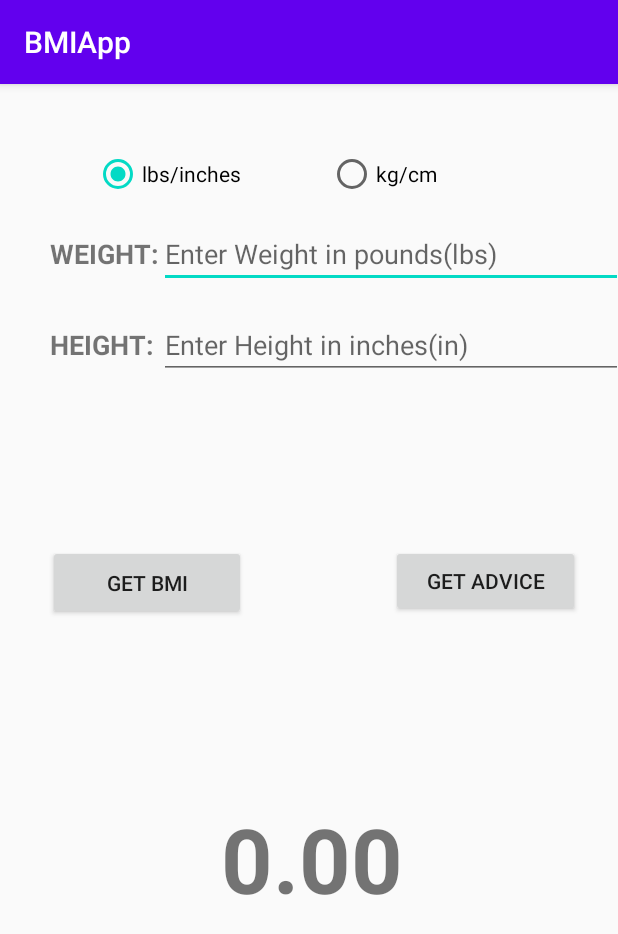
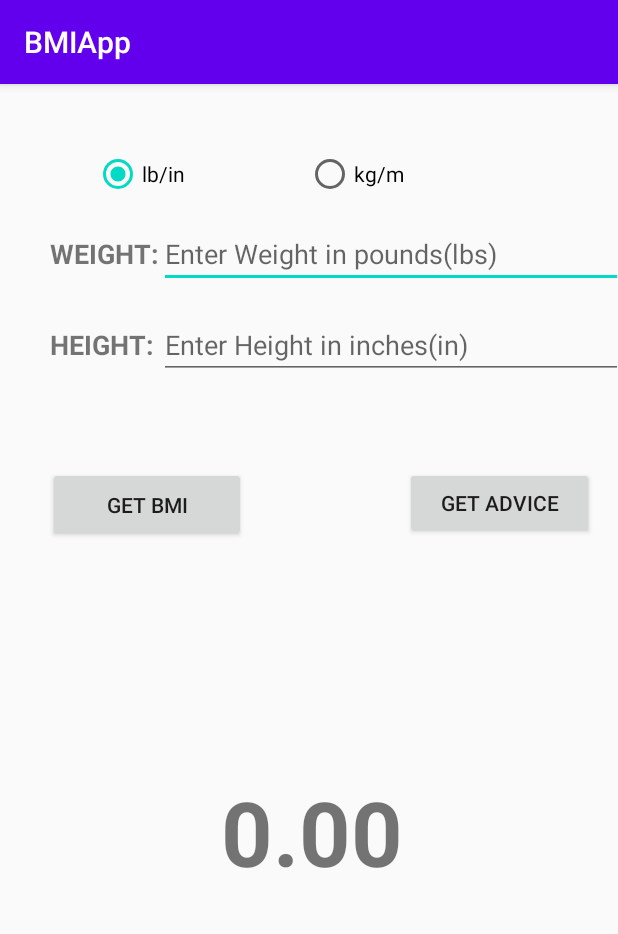
Before and after one commit to RizThe1andOnly/Program5, an Android app: the screen it shows after launch (BMIActivity), on a phone screen of 412 x 824 dp. Shown: the top 934 px of the screen. Run offline under Robolectric (Android 15) with nearby library versions, the phone set to English and light mode, and no system bars.

Commit message:
final commit?

```diff
--- a/app/src/main/java/com/example/bmiapp/BMI.java
+++ b/app/src/main/java/com/example/bmiapp/BMI.java
@@ -32,7 +32,7 @@ public class BMI {
      * Constructor for class which will create a BMI object by taking user weight and height as arguments.
      * This method will only store the value in fields, to get BMI values or advice the
      * @param weight weight of the user either in pounds or kilograms
-     * @param height height of the user either in inches or centimeters
+     * @param height height of the user either in inches or meters
      * @param isMetric are the given units in metric units or not (english units)
      *
      * @author Rizwan Chowdhury
@@ -56,10 +56,6 @@ public class BMI {
         double adjustedHeight=this.userHeight;
         if(!this.isMetric){
             adjustedWeight = adjustedWeight * WEIGHT_ADJUSTMENT_FOR_POUNDS;
-        }
-        if(this.isMetric){
-            //cm to m
-            adjustedHeight=adjustedHeight/100;
         }
 
         double bmiVal = adjustedWeight/(adjustedHeight*adjustedHeight);
--- a/app/src/main/java/com/example/bmiapp/BMIActivity.java
+++ b/app/src/main/java/com/example/bmiapp/BMIActivity.java
@@ -132,10 +132,6 @@ public class BMIActivity extends AppCompatActivity {
         this.userBMIData = new BMI(this.userWeight,this.userHeight,this.isMetric);
         double userBmi = this.userBMIData.getBMI();
         CharSequence userBmiCharSeq = String.format(TWO_DECIMAL_PLACES_FORMATTER,userBmi);
-            if(this.isMetric){
-                Toast.makeText(bmiAppContext,"",Toast.LENGTH_SHORT).show();
-
-            }
         this.bmiOutput.setText(userBmiCharSeq);
         this.bmiButtonPressed = true;
     }
--- a/app/src/main/res/layout/activity_advicescreen.xml
+++ b/app/src/main/res/layout/activity_advicescreen.xml
@@ -16,7 +16,7 @@
             android:layout_height="wrap_content" android:id="@+id/adviceText"
             app:layout_constraintBottom_toBottomOf="parent" app:layout_constraintStart_toStartOf="parent"
             app:layout_constraintEnd_toEndOf="parent" app:layout_constraintTop_toBottomOf="@+id/classView"
-            app:layout_constraintVertical_bias="0.158"/>
+            app:layout_constraintVertical_bias="0.158" app:layout_constraintHorizontal_bias="0.667"/>
     <TextView
             android:text="TextView"
             android:layout_width="wrap_content"
--- a/app/src/main/res/layout/activity_main.xml
+++ b/app/src/main/res/layout/activity_main.xml
@@ -21,7 +21,7 @@
                 android:clickable="true"
                 android:fitsSystemWindows="false"
                 android:onClick="changeHint"
-            android:text="lbs/inches" />
+                android:text="@string/ENGLISH_RADIOBUTTON"/>
 
         <RadioButton
                 android:id="@+id/metricUnits"
@@ -29,7 +29,7 @@
                 android:layout_height="wrap_content"
                 android:layout_weight="1"
                 android:onClick="changeHint"
-            android:text="kg/cm" />
+                android:text="@string/METRIC_RADIOBUTTON"/>
     </RadioGroup>
 
     <TableLayout
@@ -60,7 +60,7 @@
                 android:layout_width="317dp"
                 android:layout_height="wrap_content"
                 android:ems="10"
-                android:inputType="number" />
+                android:inputType="numberDecimal" />
         </TableRow>
 
         <TableRow
@@ -81,7 +81,7 @@
                 android:layout_width="317dp"
                 android:layout_height="wrap_content"
                 android:ems="10"
-                android:inputType="number" />
+                android:inputType="numberDecimal" />
         </TableRow>
     </TableLayout>
     <Button
@@ -89,17 +89,17 @@
             android:layout_width="132dp"
             android:layout_height="50dp" android:id="@+id/calcBMIButton"
             app:layout_constraintStart_toStartOf="parent" android:layout_marginStart="32dp"
-            app:layout_constraintTop_toBottomOf="@+id/tableLayout" android:layout_marginTop="92dp"
+            app:layout_constraintTop_toBottomOf="@+id/tableLayout" android:layout_marginTop="40dp"
             android:onClick="getBmiButtonClick"/>
+
     <Button
             android:text="@string/GET_ADVICE_LABEL_FIELD"
             android:layout_width="126dp"
             android:layout_height="48dp" android:id="@+id/getAdviceButton"
             app:layout_constraintEnd_toEndOf="parent"
             app:layout_constraintTop_toBottomOf="@+id/tableLayout"
-            app:layout_constraintStart_toEndOf="@+id/calcBMIButton" app:layout_constraintHorizontal_bias="0.795"
-            android:layout_marginTop="92dp" android:onClick="getAdviceButtonPress"/>
-
+            app:layout_constraintStart_toEndOf="@+id/calcBMIButton" app:layout_constraintHorizontal_bias="0.867"
+            android:layout_marginTop="40dp" android:onClick="getAdviceButtonPress"/>
     <TextView
         android:id="@+id/bmiView"
         android:layout_width="349dp"
--- a/app/src/main/res/values/strings.xml
+++ b/app/src/main/res/values/strings.xml
@@ -6,9 +6,9 @@
     <string name="GET_ADVICE_LABEL_FIELD">Get Advice</string>
     <string name="WEIGHT_METRIC_HINT">Enter Weight in kilograms(kg)</string>
     <string name="WEIGHT_ENGLISH_HINT">Enter Weight in pounds(lbs)</string>
-    <string name="HEIGHT_METRIC_HINT">Enter Height in centimeters(cm)</string>
+    <string name="HEIGHT_METRIC_HINT">Enter Height in meters(m)</string>
     <string name="HEIGHT_ENGLISH_HINT">Enter Height in inches(in)</string>
-    <string name="UNDERWEIGHT_ADVICE">Underweight</string>
+    <string name="UNDERWEIGHT_ADVICE"> Try to Gain More Weight. Ask your doctor or a \nregistered dietitian for help </string>
     <string name="NORMALWEIGHT_ADVICE">Normal Weight: \nTry Not To Gain More Weight</string>
     <string name="OVERWEIGHT_ADVICE">Over Weight: \nBe sure not to gain more weight.\nLose weight if you have two or more heart disease
         risk factors.\nAsk your doctor or a registered dietitian for help.</string>
@@ -17,5 +17,7 @@
 
     <string name="INVALID_INPUT">Bad Input,Please Try Again</string>
     <string name="ADVICE_BUTTON_PRESS_BEFORE_BMI">Please Press Get BMI button First</string>
-    <string name="ADVICE_SCREEN_TITLE">Advice</string>
+    <string name="ADVICE_SCREEN_TITLE">Advice Based on BMI</string>
+    <string name="METRIC_RADIOBUTTON">kg/m</string>
+    <string name="ENGLISH_RADIOBUTTON">lb/in</string>
 </resources>
```
Lines whose indentation alone changed are shown as unchanged.
